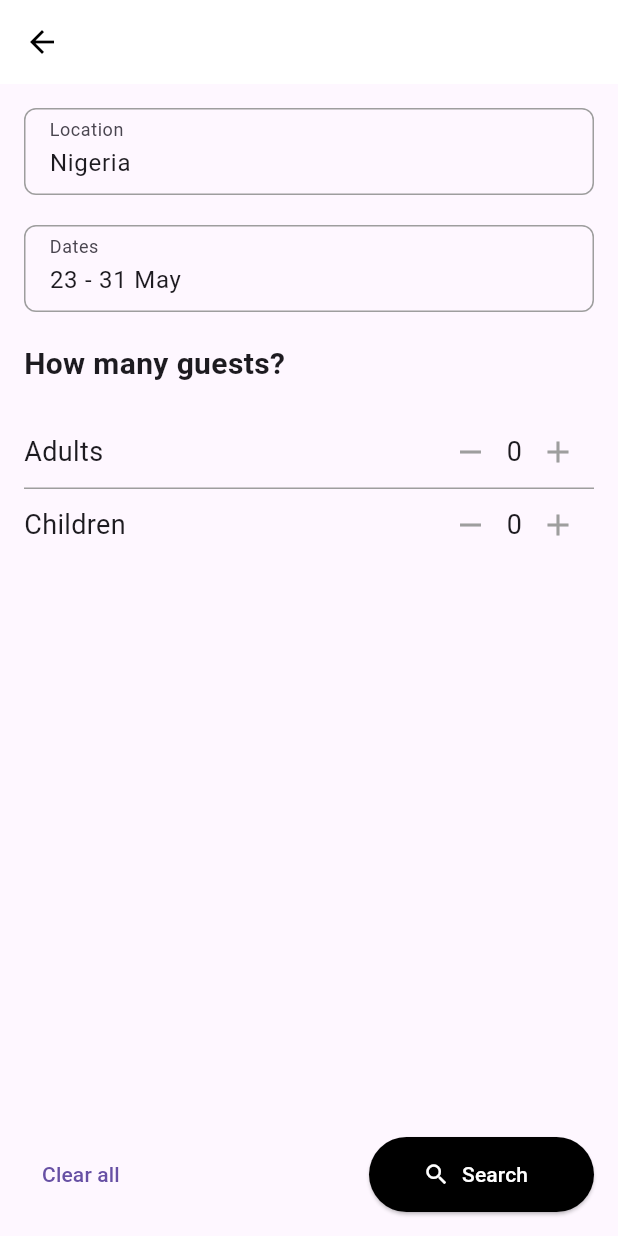
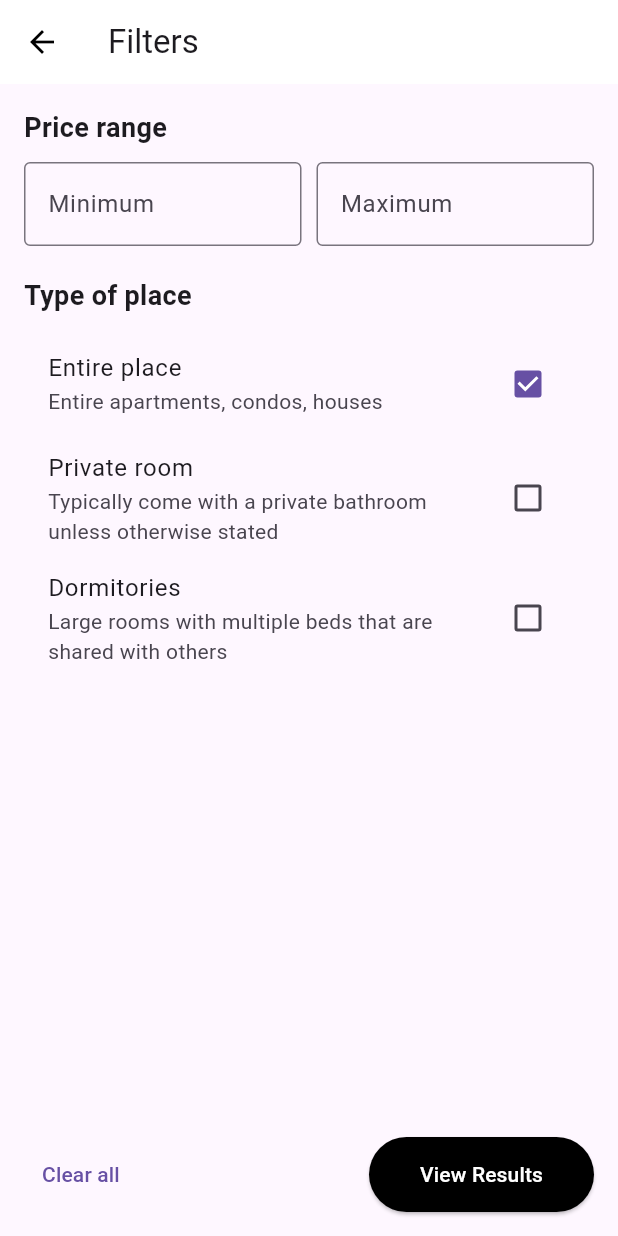
Before and after one commit to Elhameed/herit_homes, a Flutter app: the AddGuestsScreen screen opened by its route, after a tap on the "add" icon, after a tap on "Clear all", after a tap on "Search", on a phone screen of 412 x 824 dp. Run offline on Flutter 3.47's test engine with Material 3 defaults, Android fonts, the phone set to English and light mode, and no system bars.

Commit message:
addedadedd filter sections

```diff
--- a/lib/main.dart
+++ b/lib/main.dart
@@ -9,6 +9,8 @@ import 'screens/location_details_screen.dart';
 import 'screens/location_detail_view.dart';
 import 'screens/select_time_range_screen.dart';
 import 'screens/add_guests_screen.dart';
+import 'screens/filter_type_of_place_screen.dart';
+import 'screens/filter_facilities_screen.dart';
 import 'screens/checkout_screen.dart' ;
 import 'screens/reviews_screen.dart' ;
 import 'screens/payment_screen.dart';
@@ -40,6 +42,8 @@ class MyApp extends StatelessWidget {
         '/location_detail_view': (context) => LocationDetailView(),
         '/select_time_range': (context) => SelectTimeRangeScreen(),
         '/add_guests': (context) => AddGuestsScreen(),
+        '/filter_type_of_place': (context) => FilterTypeOfPlaceScreen(),
+        '/filter_facilities': (context) => FilterFacilitiesScreen(),
         '/Confirm_and_Pay': (context) => ConfirmAndPayScreen(),
         '/reviews': (context) => ReviewsScreen(),
         '/payment_success': (context) => PaymentSuccessScreen(),
--- a/lib/screens/add_guests_screen.dart
+++ b/lib/screens/add_guests_screen.dart
@@ -128,7 +128,9 @@ class _AddGuestsScreenState extends State<AddGuestsScreen> {
                   child: Text('Clear all'),
                 ),
                 ElevatedButton.icon(
-                  onPressed: () {},
+                  onPressed: () {
+                    Navigator.pushNamed(context, '/filter_type_of_place');
+                  },
                   icon: Icon(Icons.search),
                   label: Text('Search'),
                   style: ElevatedButton.styleFrom(
--- /dev/null
+++ b/lib/screens/filter_type_of_place_screen.dart
@@ -0,0 +1,95 @@
+import 'package:flutter/material.dart';
+
+class FilterTypeOfPlaceScreen extends StatelessWidget {
+  @override
+  Widget build(BuildContext context) {
+    return Scaffold(
+      appBar: AppBar(
+        title: Text('Filters'),
+        backgroundColor: Colors.white,
+        iconTheme: IconThemeData(color: Colors.black),
+        elevation: 0,
+      ),
+      body: Padding(
+        padding: const EdgeInsets.all(16.0),
+        child: Column(
+          crossAxisAlignment: CrossAxisAlignment.start,
+          children: <Widget>[
+            Text(
+              'Price range',
+              style: TextStyle(fontSize: 18, fontWeight: FontWeight.bold),
+            ),
+            SizedBox(height: 10),
+            Row(
+              mainAxisAlignment: MainAxisAlignment.spaceBetween,
+              children: [
+                Expanded(
+                  child: TextField(
+                    decoration: InputDecoration(
+                      labelText: 'Minimum',
+                      prefixText: 'US\$',
+                      border: OutlineInputBorder(),
+                    ),
+                  ),
+                ),
+                SizedBox(width: 10),
+                Expanded(
+                  child: TextField(
+                    decoration: InputDecoration(
+                      labelText: 'Maximum',
+                      prefixText: 'US\$',
+                      border: OutlineInputBorder(),
+                    ),
+                  ),
+                ),
+              ],
+            ),
+            SizedBox(height: 20),
+            Text(
+              'Type of place',
+              style: TextStyle(fontSize: 18, fontWeight: FontWeight.bold),
+            ),
+            SizedBox(height: 10),
+            CheckboxListTile(
+              title: Text('Entire place'),
+              subtitle: Text('Entire apartments, condos, houses'),
+              value: true,
+              onChanged: (value) {},
+            ),
+            CheckboxListTile(
+              title: Text('Private room'),
+              subtitle: Text('Typically come with a private bathroom unless otherwise stated'),
+              value: false,
+              onChanged: (value) {},
+            ),
+            CheckboxListTile(
+              title: Text('Dormitories'),
+              subtitle: Text('Large rooms with multiple beds that are shared with others'),
+              value: false,
+              onChanged: (value) {},
+            ),
+            Spacer(),
+            Row(
+              mainAxisAlignment: MainAxisAlignment.spaceBetween,
+              children: [
+                TextButton(
+                  onPressed: () {},
+                  child: Text('Clear all'),
+                ),
+                ElevatedButton(
+                  onPressed: () {},
+                  child: Text('View Results'),
+                  style: ElevatedButton.styleFrom(
+                    backgroundColor: Colors.black,
+                    foregroundColor: Colors.white,
+                    minimumSize: Size(150, 50),
+                  ),
+                ),
+              ],
+            ),
+          ],
+        ),
+      ),
+    );
+  }
+}
```
Also changed, not shown: lib/screens/filter_facilities_screen.dart (added, +135 -0 lines).
